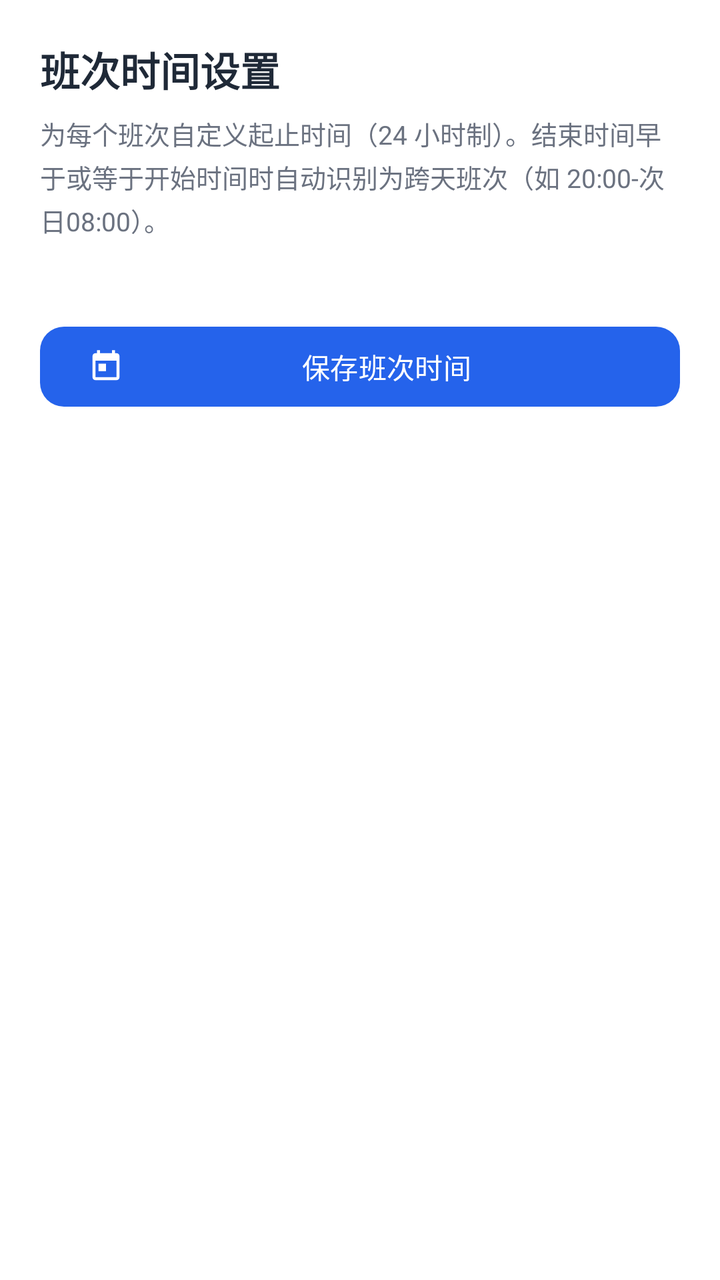
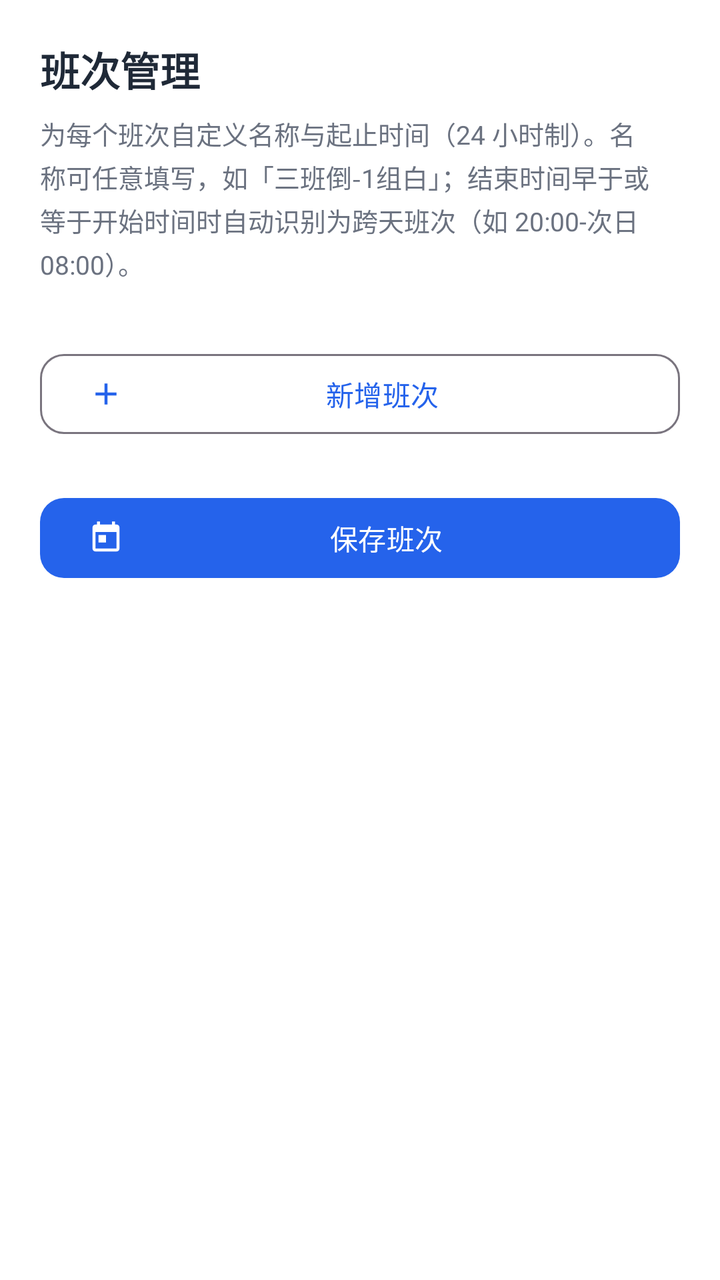

Screens rendered from an Android XML layout before and after an edit, with the pre-edit source and the edit as a unified diff.
<!-- AndroidManifest.xml: application theme Theme.CallForward -->
<!-- res/layout/activity_shift_times.xml -->
<?xml version="1.0" encoding="utf-8"?>
<ScrollView xmlns:android="http://schemas.android.com/apk/res/android"
    xmlns:app="http://schemas.android.com/apk/res-auto"
    android:layout_width="match_parent"
    android:layout_height="match_parent"
    android:background="@android:color/white"
    android:fillViewport="true">

    <LinearLayout
        android:layout_width="match_parent"
        android:layout_height="wrap_content"
        android:orientation="vertical"
        android:padding="20dp">

        <TextView
            android:layout_width="wrap_content"
            android:layout_height="wrap_content"
            android:text="@string/shift_times_title"
            android:textColor="@color/text_primary"
            android:textSize="20sp"
            android:textStyle="bold" />

        <TextView
            android:layout_width="match_parent"
            android:layout_height="wrap_content"
            android:layout_marginTop="8dp"
            android:lineSpacingExtra="3dp"
            android:text="@string/shift_times_desc"
            android:textColor="@color/text_secondary"
            android:textSize="13sp" />

        
        <LinearLayout
            android:id="@+id/shiftTimesContainer"
            android:layout_width="match_parent"
            android:layout_height="wrap_content"
            android:layout_marginTop="16dp"
            android:orientation="vertical" />

        
        <com.google.android.material.button.MaterialButton
            android:id="@+id/shiftTimesSaveButton"
            android:layout_width="match_parent"
            android:layout_height="wrap_content"
            android:layout_marginTop="24dp"
            android:text="@string/shift_times_save"
            app:icon="@drawable/ic_schedule"
            app:iconTint="@android:color/white"
            app:backgroundTint="@color/brand_blue"
            app:cornerRadius="12dp" />

    </LinearLayout>
</ScrollView>
<!-- resources referenced by this layout -->
<resources>
  <color name="brand_blue">#2563EB</color>
  <color name="text_primary">#1F2937</color>
  <color name="text_secondary">#6B7280</color>
  <!-- drawable ic_schedule (drawable) -->
  <vector xmlns:android="http://schemas.android.com/apk/res/android"
      android:width="24dp"
      android:height="24dp"
      android:viewportWidth="24"
      android:viewportHeight="24">
      
      <path
          android:fillColor="#FFFFFFFF"
          android:pathData="M19,3h-1L18,1h-2v2L8,3L8,1L6,1v2L5,3c-1.11,0 -1.99,0.9 -1.99,2L3,19c0,1.1 0.89,2 2,2h14c1.1,0 2,-0.9 2,-2L21,5c0,-1.1 -0.9,-2 -2,-2zM19,19L5,19L5,8h14v11zM7,10h5v5L7,15z"/>
  </vector>
  <string name="shift_times_desc">为每个班次自定义起止时间（24 小时制）。结束时间早于或等于开始时间时自动识别为跨天班次（如 20:00-次日08:00）。</string>
  <string name="shift_times_save">保存班次时间</string>
  <string name="shift_times_title">班次时间设置</string>
  <style name="Theme.CallForward" parent="Theme.Material3.Light.NoActionBar">
          <item name="colorPrimary">@color/brand_blue</item>
          <item name="colorOnPrimary">@android:color/white</item>
          <item name="colorPrimaryContainer">@color/brand_blue_soft</item>
          <item name="colorOnPrimaryContainer">@color/brand_blue_deep</item>
          <item name="android:colorBackground">@android:color/white</item>
          <item name="colorSurface">@android:color/white</item>
          <item name="colorOnSurface">@color/text_primary</item>
          <item name="colorOnBackground">@color/text_primary</item>
          <item name="android:statusBarColor">@android:color/white</item>
          <item name="android:windowLightStatusBar">true</item>
      </style>
  <color name="brand_blue_soft">#DBEAFE</color>
  <color name="brand_blue_deep">#1E40AF</color>
</resources>

<!-- the commit's change to res/layout/activity_shift_times.xml (unified diff, before → after) -->
@@ -39,6 +39,18 @@
 
         
         <com.google.android.material.button.MaterialButton
+            android:id="@+id/shiftAddButton"
+            style="@style/Widget.Material3.Button.OutlinedButton"
+            android:layout_width="match_parent"
+            android:layout_height="wrap_content"
+            android:layout_marginTop="16dp"
+            android:text="@string/shift_add"
+            app:icon="@drawable/ic_add"
+            app:iconTint="@color/brand_blue"
+            app:cornerRadius="12dp" />
+
+        
+        <com.google.android.material.button.MaterialButton
             android:id="@+id/shiftTimesSaveButton"
             android:layout_width="match_parent"
             android:layout_height="wrap_content"
<!-- resource entries referenced after the edit -->
@@ -3,6 +3,17 @@
   <color name="brand_blue">#2563EB</color>
   <color name="text_primary">#1F2937</color>
   <color name="text_secondary">#6B7280</color>
+  <!-- drawable ic_add (drawable) -->
+  <vector xmlns:android="http://schemas.android.com/apk/res/android"
+      android:width="24dp"
+      android:height="24dp"
+      android:viewportWidth="24"
+      android:viewportHeight="24">
+      
+      <path
+          android:fillColor="#FFFFFFFF"
+          android:pathData="M19,13h-6v6h-2v-6L5,13v-2h6L11,5h2v6h6v2z"/>
+  </vector>
   <!-- drawable ic_schedule (drawable) -->
   <vector xmlns:android="http://schemas.android.com/apk/res/android"
       android:width="24dp"
@@ -14,9 +25,10 @@
           android:fillColor="#FFFFFFFF"
           android:pathData="M19,3h-1L18,1h-2v2L8,3L8,1L6,1v2L5,3c-1.11,0 -1.99,0.9 -1.99,2L3,19c0,1.1 0.89,2 2,2h14c1.1,0 2,-0.9 2,-2L21,5c0,-1.1 -0.9,-2 -2,-2zM19,19L5,19L5,8h14v11zM7,10h5v5L7,15z"/>
   </vector>
-  <string name="shift_times_desc">为每个班次自定义起止时间（24 小时制）。结束时间早于或等于开始时间时自动识别为跨天班次（如 20:00-次日08:00）。</string>
-  <string name="shift_times_save">保存班次时间</string>
-  <string name="shift_times_title">班次时间设置</string>
+  <string name="shift_add">新增班次</string>
+  <string name="shift_times_desc">为每个班次自定义名称与起止时间（24 小时制）。名称可任意填写，如「三班倒-1组白」；结束时间早于或等于开始时间时自动识别为跨天班次（如 20:00-次日08:00）。</string>
+  <string name="shift_times_save">保存班次</string>
+  <string name="shift_times_title">班次管理</string>
   <style name="Theme.CallForward" parent="Theme.Material3.Light.NoActionBar">
           <item name="colorPrimary">@color/brand_blue</item>
           <item name="colorOnPrimary">@android:color/white</item>
